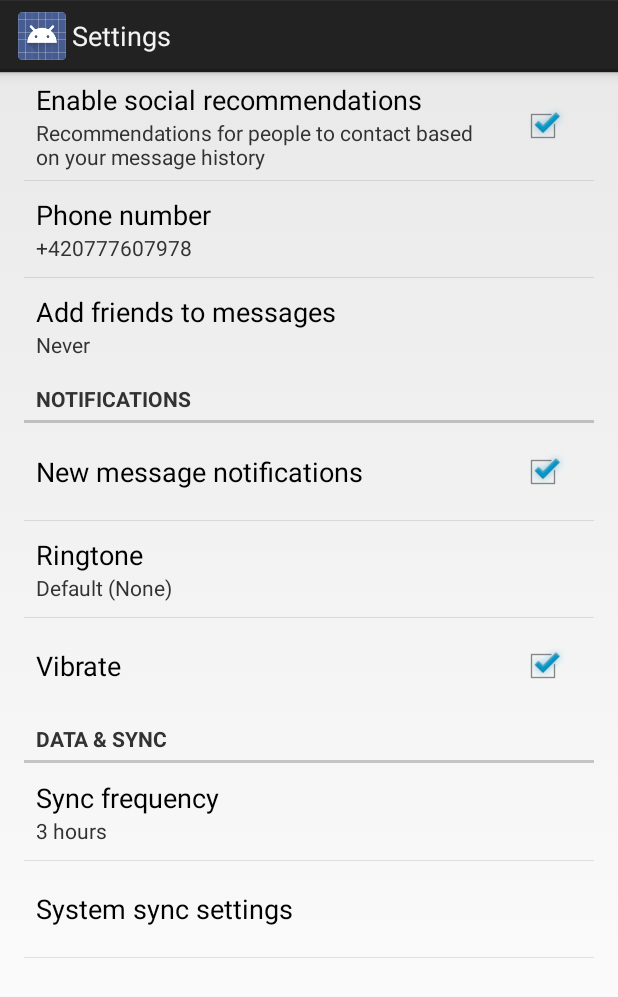
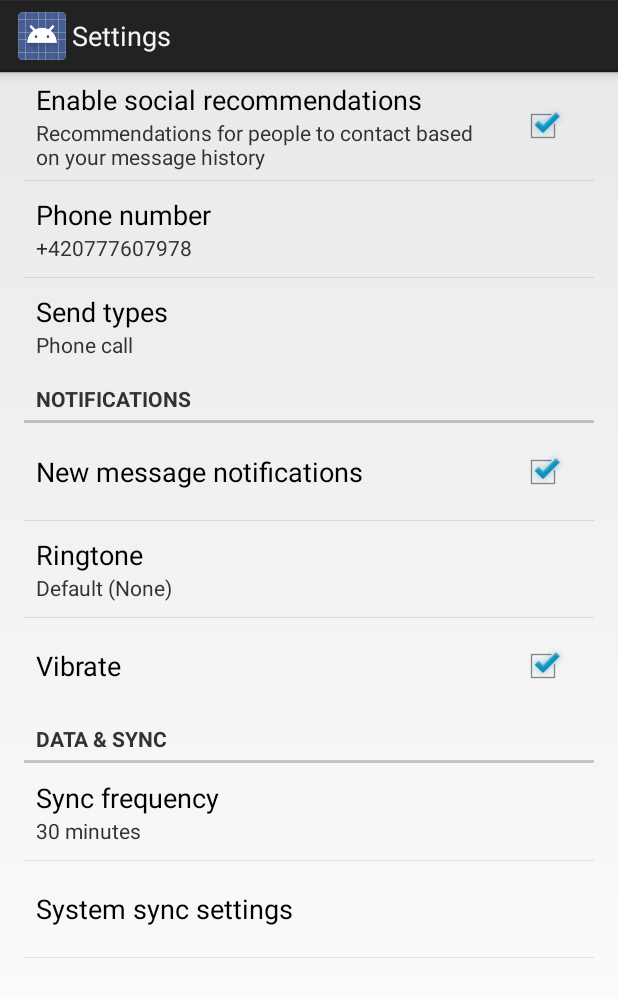
Before and after one commit to msvoboda/TeleCatch, an Android app: the SettingsActivity screen opened directly, with no data from a screen before it, on a phone screen of 412 x 824 dp. Shown: the top 997 px of the screen. Run offline under Robolectric (Android 15) with nearby library versions, the phone set to English and light mode, and no system bars.

Commit message:
settings update

```diff
--- a/app/src/main/res/values/strings_activity_settings.xml
+++ b/app/src/main/res/values/strings_activity_settings.xml
@@ -10,11 +10,11 @@
     <string name="pref_title_display_name">Phone number</string>
     <string name="pref_default_display_name">+420777607978</string>
 
-    <string name="pref_title_add_friends_to_messages">Add friends to messages</string>
+    <string name="pref_title_sent_types">Send types</string>
     <string-array name="pref_example_list_titles">
-        <item>Always</item>
-        <item>When possible</item>
-        <item>Never</item>
+        <item>SMS</item>
+        <item>Email</item>
+        <item>Phone call</item>
     </string-array>
     <string-array name="pref_example_list_values">
         <item>1</item>
@@ -27,12 +27,15 @@
 
     <string name="pref_title_sync_frequency">Sync frequency</string>
     <string-array name="pref_sync_frequency_titles">
+        <item>5 minutes</item>
+        <item>10 minutes</item>
         <item>15 minutes</item>
         <item>30 minutes</item>
         <item>1 hour</item>
         <item>3 hours</item>
         <item>6 hours</item>
-        <item>Never</item>
+        <item>12 hours</item>
+        <item>24 hours</item>
     </string-array>
     <string-array name="pref_sync_frequency_values">
         <item>15</item>
@@ -44,14 +47,10 @@
     </string-array>
 
     <string name="pref_title_system_sync_settings">System sync settings</string>
-
     <!-- Example settings for Notifications -->
     <string name="pref_header_notifications">Notifications</string>
-
     <string name="pref_title_new_message_notifications">New message notifications</string>
-
     <string name="pref_title_ringtone">Ringtone</string>
     <string name="pref_ringtone_silent">Silent</string>
-
     <string name="pref_title_vibrate">Vibrate</string>
 </resources>
--- a/app/src/main/res/xml/pref_general.xml
+++ b/app/src/main/res/xml/pref_general.xml
@@ -23,7 +23,7 @@
     <!-- NOTE: ListPreference's summary should be set to its value by the activity code. -->
     <ListPreference
         android:key="example_list"
-        android:title="@string/pref_title_add_friends_to_messages"
+        android:title="@string/pref_title_sent_types"
         android:defaultValue="-1"
         android:entries="@array/pref_example_list_titles"
         android:entryValues="@array/pref_example_list_values"
```
